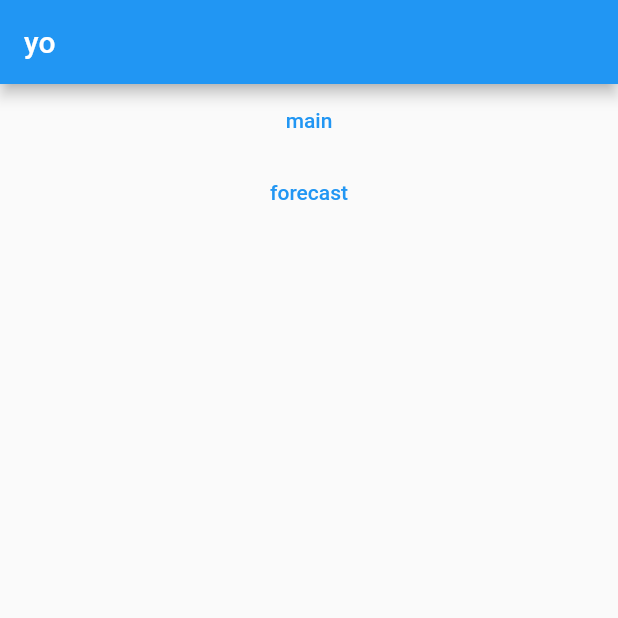
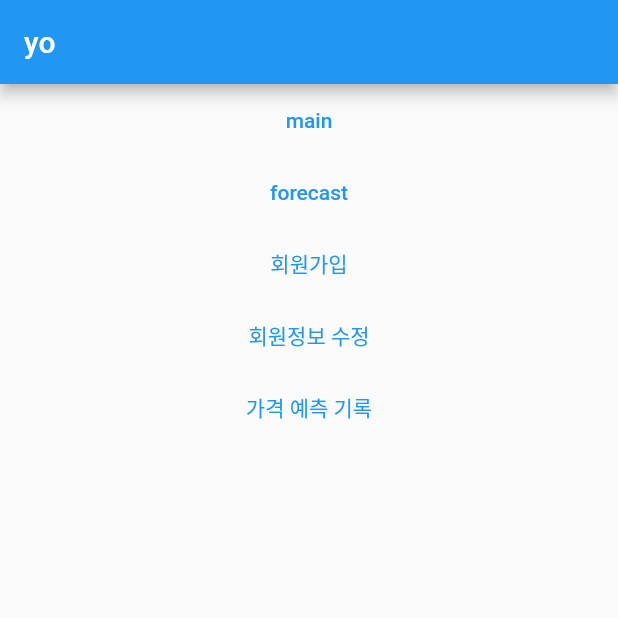
Before and after one commit to usonihs2/2zCar, a Flutter app: the screen it shows after launch, on a phone screen of 412 x 824 dp, the top half of it. Run offline on Flutter 3.47's test engine with Material 2 defaults, Android fonts, the phone set to English and light mode, and no system bars; our stand-ins replace get.

Commit message:
Screens - Signup, MyinfoUpdate, MyforecastHistory
회원가입, 회원정보 수정, 가격 예측 기록 화면 뼈대

```diff
--- a/flutter_project/lib/main.dart
+++ b/flutter_project/lib/main.dart
@@ -1,5 +1,6 @@
 import 'package:flutter/material.dart';
 import 'package:flutter_project/view/user/login_screen.dart';
+import 'package:get/get.dart';
 
 void main() {
   runApp(const MyApp());
@@ -10,7 +11,7 @@ class MyApp extends StatelessWidget {
 
   @override
   Widget build(BuildContext context) {
-    return MaterialApp(
+    return GetMaterialApp(
       title: 'Flutter Demo',
       debugShowCheckedModeBanner: false,
       theme: ThemeData(
--- a/flutter_project/lib/view/user/login_screen.dart
+++ b/flutter_project/lib/view/user/login_screen.dart
@@ -1,6 +1,11 @@
 import 'package:flutter/material.dart';
 import 'package:flutter_project/view/forecast/brand_screen.dart';
 import 'package:flutter_project/view/user/main_screen.dart';
+import 'package:flutter_project/view/user/myinfoUpdate_screen.dart';
+import 'package:get/get.dart';
+
+import 'myforecastHistory_screen.dart';
+import 'signup_screen.dart';
 
 class LoginScreen extends StatefulWidget {
   const LoginScreen({super.key});
@@ -45,6 +50,30 @@ class _LoginScreenState extends State<LoginScreen> {
               },
               child: const Text('forecast'),
             ),
+            TextButton(
+              onPressed: () {
+                Get.to(const SignupScreen(),
+                    transition: Transition.fadeIn,
+                    duration: const Duration(seconds: 1));
+              },
+              child: const Text('회원가입'),
+            ),
+            TextButton(
+              onPressed: () {
+                Get.to(const MyinfoUpdateScreen(),
+                    transition: Transition.upToDown,
+                    duration: const Duration(seconds: 1));
+              },
+              child: const Text('회원정보 수정'),
+            ),
+            TextButton(
+              onPressed: () {
+                Get.to(const MyforecastHistoryScreen(),
+                    transition: Transition.upToDown,
+                    duration: const Duration(seconds: 1));
+              },
+              child: const Text('가격 예측 기록'),
+            ),
           ],
         ),
       ),
--- a/flutter_project/pubspec.yaml
+++ b/flutter_project/pubspec.yaml
@@ -43,6 +43,7 @@ dependencies:
   cloud_firestore: ^4.3.0
   intl: ^0.18.0
   shared_preferences: ^2.0.15
+  get: ^4.6.5
 
 dev_dependencies:
   flutter_test:
```
Also changed, not shown: flutter_project/lib/view/user/main_screen.dart (line endings or trailing spaces), 4 other files.
